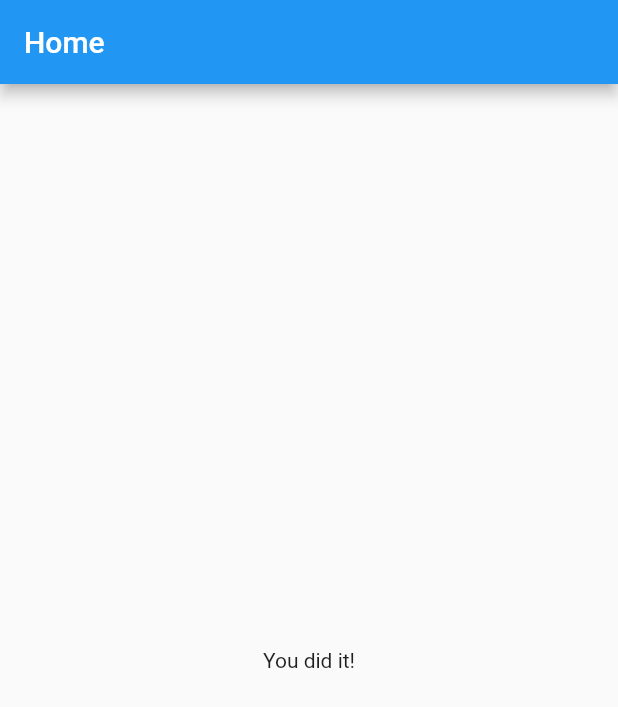
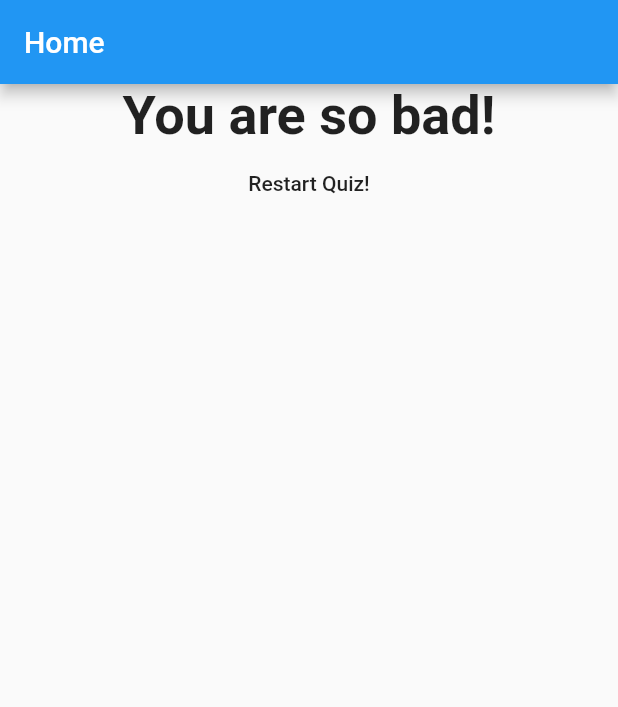
Before and after one commit to kittichanr/flutter-beginner, a Flutter app: the screen it shows after launch, after a tap on "Black", after a tap on "Dog", after a tap on "Slash", on a phone screen of 412 x 824 dp. Shown: the top 707 px of the screen. Run offline on Flutter 3.47's test engine with Material 2 defaults, Android fonts, the phone set to English and light mode, and no system bars.

Commit message:
add total score and reset quiz

```diff
--- a/lib/main.dart
+++ b/lib/main.dart
@@ -1,7 +1,7 @@
 import 'package:flutter/material.dart';
 
-import './question.dart';
-import './answer.dart';
+import 'package:flutter_beginner/quiz.dart';
+import 'package:flutter_beginner/result.dart';
 
 void main() => runApp(MyApp());
 
@@ -11,30 +11,54 @@ class MyApp extends StatefulWidget {
 }
 
 class _MyAppState extends State<MyApp> {
-  final questions = const [
+  final _questions = const [
     {
       'quwstionText': 'What\'s your favorite color ?',
-      'answers': ['Black', 'Red', 'Green', 'White']
+      'answers': [
+        {'text': 'Black', 'score': 10},
+        {'text': 'Red', 'score': 5},
+        {'text': 'Green', 'score': 3},
+        {'text': 'White', 'score': 1}
+      ]
     },
     {
       'quwstionText': 'What\'s your favorite animal ?',
-      'answers': ['Cat', 'Dog', 'Fish', 'Elephat']
+      'answers': [
+        {'text': 'Cat', 'score': 10},
+        {'text': 'Dog', 'score': 5},
+        {'text': 'Elephat', 'score': 3},
+        {'text': 'Rat', 'score': 1}
+      ]
     },
     {
       'quwstionText': 'What\'s your favorite instructor ?',
-      'answers': ['Max', 'Jim', 'Slash', 'Robert']
+      'answers': [
+        {'text': 'Max', 'score': 10},
+        {'text': 'Axl', 'score': 5},
+        {'text': 'Slash', 'score': 3},
+        {'text': 'Clapton', 'score': 1}
+      ]
     },
   ];
   var _questionIndex = 0;
+  var _totalScore = 0;
 
-  void _answerQuestion() {
+  void _resetQuiz() {
+    setState(() {
+      _questionIndex = 0;
+      _totalScore = 0;
+    });
+  }
+
+  void _answerQuestion(int score) {
+    _totalScore += score;
+
     setState(() {
       _questionIndex = _questionIndex + 1;
     });
-    if (_questionIndex < questions.length) {
+    if (_questionIndex < _questions.length) {
       print('More question');
-    }
-    else{
+    } else {
       print('No more question');
     }
   }
@@ -46,17 +70,12 @@ class _MyAppState extends State<MyApp> {
         appBar: AppBar(
           title: Text('Home'),
         ),
-        body: _questionIndex < questions.length
-            ? Column(
-                children: <Widget>[
-                  Question(questions[_questionIndex]['quwstionText']),
-                  ...(questions[_questionIndex]['answers'] as List<String>)
-                      .map((answer) {
-                    return Answer(_answerQuestion, answer);
-                  }).toList(),
-                ],
-              )
-            : Center(child: Text('You did it!')),
+        body: _questionIndex < _questions.length
+            ? Quiz(
+                answerQuestion: _answerQuestion,
+                questions: _questions,
+                questionIndex: _questionIndex)
+            : Result(_totalScore, _resetQuiz),
       ),
     );
   }
--- /dev/null
+++ b/lib/quiz.dart
@@ -0,0 +1,28 @@
+import 'package:flutter/material.dart';
+
+import 'question.dart';
+import 'answer.dart';
+
+class Quiz extends StatelessWidget {
+  final List questions;
+  final int questionIndex;
+  final Function answerQuestion;
+
+  Quiz(
+      {@required this.questions,
+      @required this.answerQuestion,
+      @required this.questionIndex});
+
+  @override
+  Widget build(BuildContext context) {
+    return Column(
+      children: [
+        Question(questions[questionIndex]['quwstionText']),
+        ...(questions[questionIndex]['answers'] as List<Map<String, Object>>)
+            .map((answer) {
+          return Answer(() => answerQuestion(answer['score']), answer['text']);
+        }).toList(),
+      ],
+    );
+  }
+}
--- /dev/null
+++ b/lib/result.dart
@@ -0,0 +1,43 @@
+import 'package:flutter/material.dart';
+
+class Result extends StatelessWidget {
+  final int score;
+  final Function resetQuiz;
+
+  Result(this.score, this.resetQuiz);
+
+  String get resultPhrase {
+    var resultText = 'you did it!';
+    if (score <= 8) {
+      resultText = 'You awesome and innocent!';
+    } else if (score <= 12) {
+      resultText = 'Pretty likeable!';
+    } else if (score <= 16) {
+      resultText = 'You are ......Strange!';
+    } else {
+      resultText = 'You are so bad!';
+    }
+    return resultText;
+  }
+
+  @override
+  Widget build(BuildContext context) {
+    var center = Center(
+      child: Column(
+        children: [
+          Text(
+            resultPhrase,
+            style: TextStyle(fontSize: 36, fontWeight: FontWeight.bold),
+            textAlign: TextAlign.center,
+          ),
+          FlatButton(
+            onPressed: resetQuiz,
+            child: Text('Restart Quiz!'),
+            textColorr: Colors.blue,
+          )
+        ],
+      ),
+    );
+    return center;
+  }
+}
```
